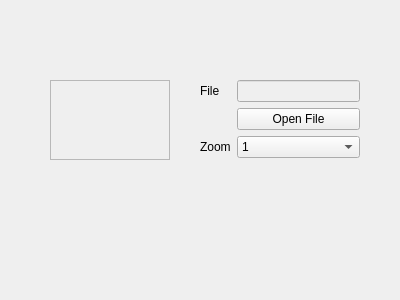
This is qt/tabraw.ui in Lupinzar/gssex as Qt 5 draws it before an edit. The edited form follows.
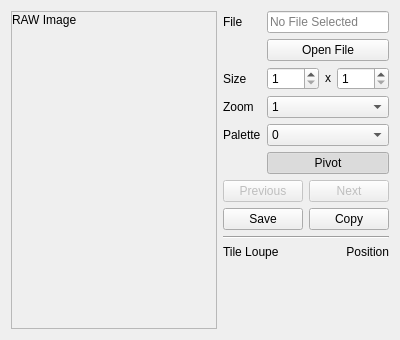
This is the edited form. Icons and pictures are not drawn. Custom widgets are drawn as their Qt base class.

Commit message: Raw Tiles tab

What changed in the file:
```diff
--- a/qt/tabraw.ui
+++ b/qt/tabraw.ui
@@ -7,21 +7,15 @@
     <x>0</x>
     <y>0</y>
     <width>400</width>
-    <height>300</height>
+    <height>340</height>
    </rect>
   </property>
   <property name="windowTitle">
    <string>Form</string>
   </property>
+  <layout class="QHBoxLayout" name="horizontalLayout_2">
+   <item>
   <widget class="QScrollArea" name="scroll_area">
-   <property name="geometry">
-    <rect>
-     <x>50</x>
-     <y>80</y>
-     <width>120</width>
-     <height>80</height>
-    </rect>
-   </property>
    <property name="widgetResizable">
     <bool>true</bool>
    </property>
@@ -30,21 +24,29 @@
      <rect>
       <x>0</x>
       <y>0</y>
-      <width>118</width>
-      <height>78</height>
-     </rect>
-    </property>
-   </widget>
-  </widget>
-  <widget class="QWidget" name="formLayoutWidget">
+        <width>186</width>
+        <height>320</height>
+       </rect>
+      </property>
+      <widget class="QLabel" name="label">
    <property name="geometry">
     <rect>
-     <x>200</x>
-     <y>80</y>
-     <width>160</width>
-     <height>116</height>
-    </rect>
-   </property>
+         <x>0</x>
+         <y>0</y>
+         <width>71</width>
+         <height>16</height>
+        </rect>
+       </property>
+       <property name="text">
+        <string>RAW Image</string>
+       </property>
+      </widget>
+     </widget>
+    </widget>
+   </item>
+   <item>
+    <layout class="QVBoxLayout" name="verticalLayout">
+     <item>
    <layout class="QFormLayout" name="formLayout">
     <item row="0" column="0">
      <widget class="QLabel" name="_opened_file">
@@ -56,7 +58,22 @@
     <item row="0" column="1">
      <widget class="QLineEdit" name="opened_file_line">
       <property name="enabled">
-       <bool>false</bool>
+          <bool>true</bool>
+         </property>
+         <property name="sizePolicy">
+          <sizepolicy hsizetype="Minimum" vsizetype="Fixed">
+           <horstretch>0</horstretch>
+           <verstretch>0</verstretch>
+          </sizepolicy>
+         </property>
+         <property name="text">
+          <string/>
+         </property>
+         <property name="readOnly">
+          <bool>true</bool>
+         </property>
+         <property name="placeholderText">
+          <string>No File Selected</string>
       </property>
      </widget>
     </item>
@@ -71,7 +88,7 @@
       </property>
      </widget>
     </item>
-    <item row="2" column="1">
+       <item row="3" column="1">
      <widget class="QComboBox" name="zoom_combo">
       <item>
        <property name="text">
@@ -95,16 +112,216 @@
       </item>
      </widget>
     </item>
-    <item row="2" column="0">
+       <item row="3" column="0">
      <widget class="QLabel" name="_zoom_label">
       <property name="text">
        <string>Zoom</string>
       </property>
      </widget>
     </item>
-   </layout>
-  </widget>
- </widget>
+       <item row="2" column="1">
+        <layout class="QHBoxLayout" name="horizontalLayout">
+         <item>
+          <widget class="QSpinBox" name="width_spin">
+           <property name="minimum">
+            <number>1</number>
+           </property>
+          </widget>
+         </item>
+         <item>
+          <widget class="QLabel" name="_cross_label">
+           <property name="sizePolicy">
+            <sizepolicy hsizetype="Fixed" vsizetype="Fixed">
+             <horstretch>0</horstretch>
+             <verstretch>0</verstretch>
+            </sizepolicy>
+           </property>
+           <property name="text">
+            <string>x</string>
+           </property>
+          </widget>
+         </item>
+         <item>
+          <widget class="QSpinBox" name="height_spin">
+           <property name="minimum">
+            <number>1</number>
+           </property>
+          </widget>
+         </item>
+        </layout>
+       </item>
+       <item row="2" column="0">
+        <widget class="QLabel" name="_size_label">
+         <property name="text">
+          <string>Size</string>
+         </property>
+        </widget>
+       </item>
+       <item row="4" column="1">
+        <widget class="QComboBox" name="pal_combo">
+         <item>
+          <property name="text">
+           <string>0</string>
+          </property>
+         </item>
+         <item>
+          <property name="text">
+           <string>1</string>
+          </property>
+         </item>
+         <item>
+          <property name="text">
+           <string>2</string>
+          </property>
+         </item>
+         <item>
+          <property name="text">
+           <string>3</string>
+          </property>
+         </item>
+        </widget>
+       </item>
+       <item row="4" column="0">
+        <widget class="QLabel" name="_pal_label">
+         <property name="text">
+          <string>Palette</string>
+         </property>
+        </widget>
+       </item>
+       <item row="5" column="1">
+        <widget class="QPushButton" name="pivot_button">
+         <property name="text">
+          <string>Pivot</string>
+         </property>
+         <property name="checkable">
+          <bool>true</bool>
+         </property>
+         <property name="checked">
+          <bool>true</bool>
+         </property>
+         <property name="flat">
+          <bool>false</bool>
+         </property>
+        </widget>
+       </item>
+      </layout>
+     </item>
+     <item>
+      <layout class="QGridLayout" name="gridLayout">
+       <item row="1" column="0">
+        <widget class="QPushButton" name="save_button">
+         <property name="text">
+          <string>Save</string>
+         </property>
+         <property name="icon">
+          <iconset resource="resource.qrc">
+           <normaloff>:/icons/device-floppy.svg</normaloff>:/icons/device-floppy.svg</iconset>
+         </property>
+        </widget>
+       </item>
+       <item row="1" column="1">
+        <widget class="QPushButton" name="copy_button">
+         <property name="text">
+          <string>Copy</string>
+         </property>
+         <property name="icon">
+          <iconset resource="resource.qrc">
+           <normaloff>:/icons/clipboard.svg</normaloff>:/icons/clipboard.svg</iconset>
+         </property>
+        </widget>
+       </item>
+       <item row="0" column="0">
+        <widget class="QPushButton" name="find_previous_button">
+         <property name="enabled">
+          <bool>false</bool>
+         </property>
+         <property name="text">
+          <string>Previous</string>
+         </property>
+         <property name="icon">
+          <iconset resource="resource.qrc">
+           <normaloff>:/icons/search.svg</normaloff>:/icons/search.svg</iconset>
+         </property>
+        </widget>
+       </item>
+       <item row="0" column="1">
+        <widget class="QPushButton" name="find_next_button">
+         <property name="enabled">
+          <bool>false</bool>
+         </property>
+         <property name="text">
+          <string>Next</string>
+         </property>
+         <property name="icon">
+          <iconset resource="resource.qrc">
+           <normaloff>:/icons/search.svg</normaloff>:/icons/search.svg</iconset>
+         </property>
+        </widget>
+       </item>
+      </layout>
+     </item>
+     <item>
+      <widget class="Line" name="line">
+       <property name="orientation">
+        <enum>Qt::Orientation::Horizontal</enum>
+       </property>
+      </widget>
+     </item>
+     <item>
+      <layout class="QHBoxLayout" name="horizontalLayout_3">
+       <item>
+        <widget class="QLabel" name="_loupe_label">
+         <property name="sizePolicy">
+          <sizepolicy hsizetype="Fixed" vsizetype="Fixed">
+           <horstretch>0</horstretch>
+           <verstretch>0</verstretch>
+          </sizepolicy>
+         </property>
+         <property name="text">
+          <string>Tile Loupe</string>
+         </property>
+        </widget>
+       </item>
+       <item>
+        <widget class="QLabel" name="loupe_position_label">
+         <property name="text">
+          <string>Position</string>
+         </property>
+         <property name="alignment">
+          <set>Qt::AlignmentFlag::AlignRight|Qt::AlignmentFlag::AlignTrailing|Qt::AlignmentFlag::AlignVCenter</set>
+         </property>
+        </widget>
+       </item>
+      </layout>
+     </item>
+     <item>
+      <widget class="TileLoupe" name="tile_loupe" native="true"/>
+     </item>
+     <item>
+      <spacer name="verticalSpacer">
+       <property name="orientation">
+        <enum>Qt::Orientation::Vertical</enum>
+       </property>
+       <property name="sizeHint" stdset="0">
+        <size>
+         <width>20</width>
+         <height>40</height>
+        </size>
+       </property>
+      </spacer>
+     </item>
+    </layout>
+   </item>
+  </layout>
+ </widget>
+ <customwidgets>
+  <customwidget>
+   <class>TileLoupe</class>
+   <extends>QWidget</extends>
+   <header>..ui.tileloupe.h</header>
+   <container>1</container>
+  </customwidget>
+ </customwidgets>
  <resources>
   <include location="resource.qrc"/>
  </resources>
```
Left out of the diff: 4 changed lines with no effect on the pictures. Lines whose indentation alone changed are shown as unchanged. The commit also changes 5 other files.
